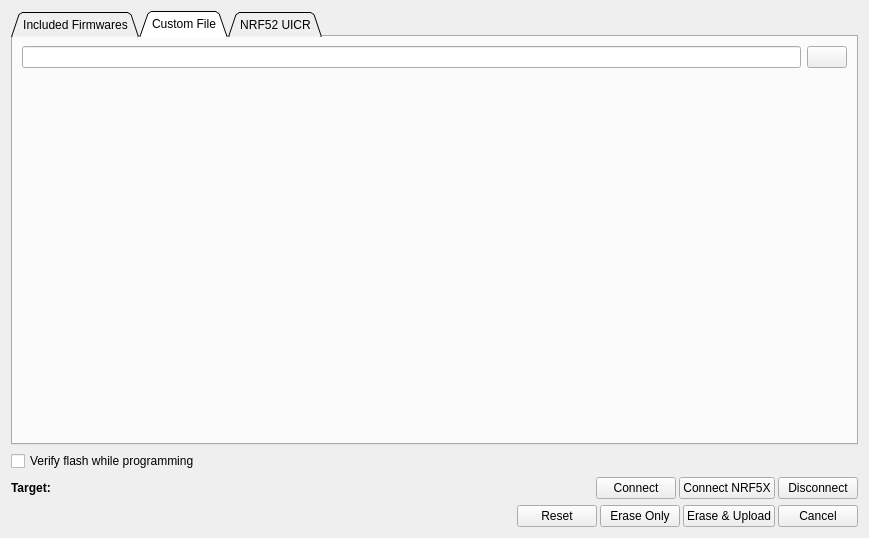
vedderb/vesc_tool, file pages/pageswdprog.ui: the form before one commit.
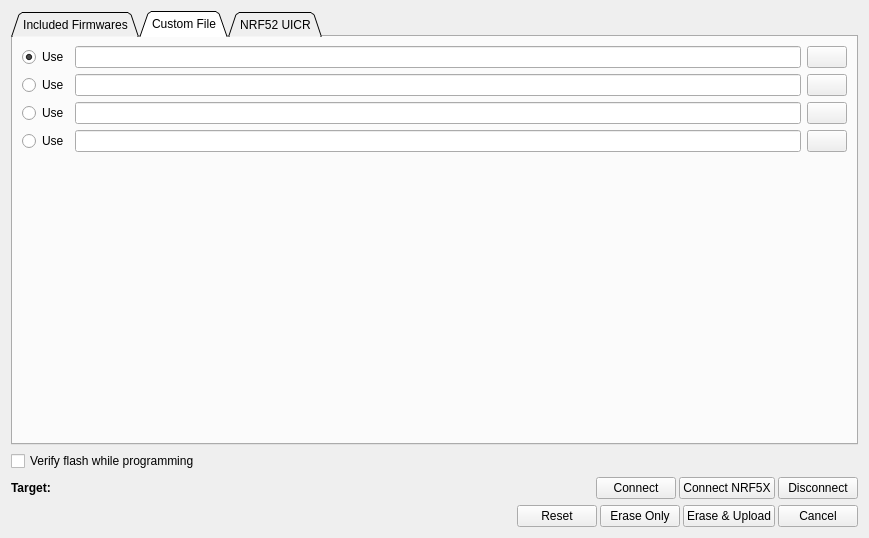
The form after the commit. The open tabs and pages were chosen to show the change. Icons and pictures are not drawn. Custom widgets are drawn as their Qt base class.

Diff of the .ui file:
```diff
--- a/pages/pageswdprog.ui
+++ b/pages/pageswdprog.ui
@@ -58,6 +58,16 @@
       <layout class="QVBoxLayout" name="verticalLayout_3">
        <item>
         <layout class="QHBoxLayout" name="horizontalLayout_4">
+         <item>
+          <widget class="QRadioButton" name="useFw1Button">
+           <property name="text">
+            <string>Use</string>
+           </property>
+           <property name="checked">
+            <bool>true</bool>
+           </property>
+          </widget>
+         </item>
          <item>
           <widget class="QLineEdit" name="fwEdit"/>
          </item>
@@ -83,6 +93,108 @@
          </item>
         </layout>
        </item>
+       <item>
+        <layout class="QHBoxLayout" name="horizontalLayout_5">
+         <item>
+          <widget class="QRadioButton" name="useFw2Button">
+           <property name="text">
+            <string>Use</string>
+           </property>
+          </widget>
+         </item>
+         <item>
+          <widget class="QLineEdit" name="fw2Edit"/>
+         </item>
+         <item>
+          <widget class="QPushButton" name="choose2Button">
+           <property name="sizePolicy">
+            <sizepolicy hsizetype="Fixed" vsizetype="Fixed">
+             <horstretch>0</horstretch>
+             <verstretch>0</verstretch>
+            </sizepolicy>
+           </property>
+           <property name="toolTip">
+            <string>Choose file...</string>
+           </property>
+           <property name="text">
+            <string/>
+           </property>
+           <property name="icon">
+            <iconset resource="../res.qrc">
+             <normaloff>:/res/icons/Open Folder-96.png</normaloff>:/res/icons/Open Folder-96.png</iconset>
+           </property>
+          </widget>
+         </item>
+        </layout>
+       </item>
+       <item>
+        <layout class="QHBoxLayout" name="horizontalLayout_6">
+         <item>
+          <widget class="QRadioButton" name="useFw3Button">
+           <property name="text">
+            <string>Use</string>
+           </property>
+          </widget>
+         </item>
+         <item>
+          <widget class="QLineEdit" name="fw3Edit"/>
+         </item>
+         <item>
+          <widget class="QPushButton" name="choose3Button">
+           <property name="sizePolicy">
+            <sizepolicy hsizetype="Fixed" vsizetype="Fixed">
+             <horstretch>0</horstretch>
+             <verstretch>0</verstretch>
+            </sizepolicy>
+           </property>
+           <property name="toolTip">
+            <string>Choose file...</string>
+           </property>
+           <property name="text">
+            <string/>
+           </property>
+           <property name="icon">
+            <iconset resource="../res.qrc">
+             <normaloff>:/res/icons/Open Folder-96.png</normaloff>:/res/icons/Open Folder-96.png</iconset>
+           </property>
+          </widget>
+         </item>
+        </layout>
+       </item>
+       <item>
+        <layout class="QHBoxLayout" name="horizontalLayout_7">
+         <item>
+          <widget class="QRadioButton" name="useFw4Button">
+           <property name="text">
+            <string>Use</string>
+           </property>
+          </widget>
+         </item>
+         <item>
+          <widget class="QLineEdit" name="fw4Edit"/>
+         </item>
+         <item>
+          <widget class="QPushButton" name="choose4Button">
+           <property name="sizePolicy">
+            <sizepolicy hsizetype="Fixed" vsizetype="Fixed">
+             <horstretch>0</horstretch>
+             <verstretch>0</verstretch>
+            </sizepolicy>
+           </property>
+           <property name="toolTip">
+            <string>Choose file...</string>
+           </property>
+           <property name="text">
+            <string/>
+           </property>
+           <property name="icon">
+            <iconset resource="../res.qrc">
+             <normaloff>:/res/icons/Open Folder-96.png</normaloff>:/res/icons/Open Folder-96.png</iconset>
+           </property>
+          </widget>
+         </item>
+        </layout>
+       </item>
        <item>
         <spacer name="verticalSpacer">
          <property name="orientation">
```
